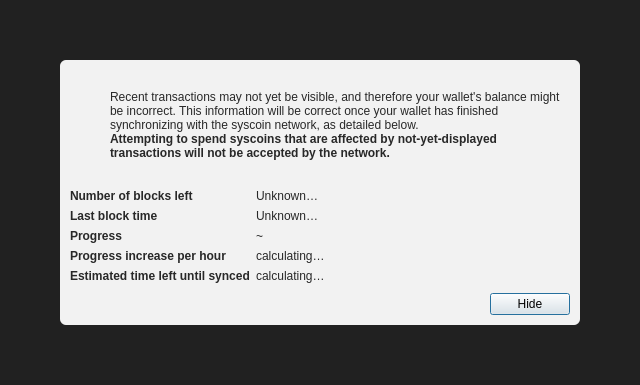
This is src/qt/forms/modaloverlay.ui in ShitcoinBTC/ShitcoinBtc as Qt 5 draws it before an edit. The edited form follows.
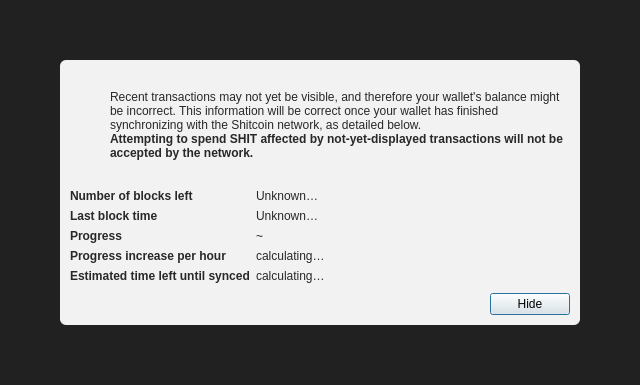
This is the edited form. Icons and pictures are not drawn.

Commit message:
Qt polish: Bitcoin-orange theme, SHIT strings, Vault tab; build fixes
- Bitcoin-orange (#F7931A) theme across the wallet, logo in tab bar,
  new Vault tab (honest pre-NEVM state), SYS->SHIT strings, shitcoin: URI
- configure.ac: package name Shitcoin, sysgeth dist conditional
- Makefile.am: ship prebuilt sysgeth only when the binary exists;
  the unconditional rule broke 'make' for everyone (CI red)

The edit to the form file:
```diff
--- a/src/qt/forms/modaloverlay.ui
+++ b/src/qt/forms/modaloverlay.ui
@@ -130,7 +130,7 @@
              <item>
               <widget class="QLabel" name="infoText">
                <property name="text">
-                <string>Recent transactions may not yet be visible, and therefore your wallet's balance might be incorrect. This information will be correct once your wallet has finished synchronizing with the syscoin network, as detailed below.</string>
+                <string>Recent transactions may not yet be visible, and therefore your wallet's balance might be incorrect. This information will be correct once your wallet has finished synchronizing with the Shitcoin network, as detailed below.</string>
                </property>
                <property name="textFormat">
                 <enum>Qt::RichText</enum>
@@ -149,7 +149,7 @@
                 </font>
                </property>
                <property name="text">
-                <string>Attempting to spend syscoins that are affected by not-yet-displayed transactions will not be accepted by the network.</string>
+                <string>Attempting to spend SHIT affected by not-yet-displayed transactions will not be accepted by the network.</string>
                </property>
                <property name="textFormat">
                 <enum>Qt::RichText</enum>
```
The commit also changes 29 other files.
